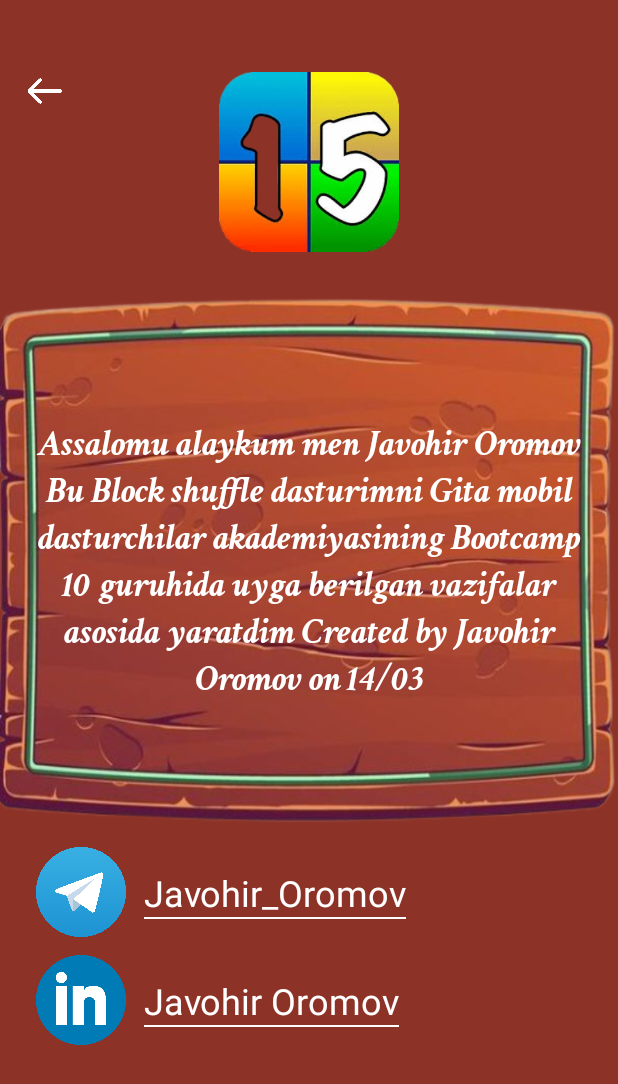
After one commit to JavohirOromov/BlockShuffle15, an Android app: the fragment InfoFragment placed in its activity, on a phone screen of 412 x 824 dp. The commit adds this screen. Shown: the top 1084 px of the screen. Run offline under Robolectric (Android 15) with nearby library versions, the phone set to English and light mode, and no system bars; libraries missing offline, so code that uses them is left out: dev.androidbroadcast.vbpd; 8 statements that could not run were skipped.

Commit message:
feat: info window added

```diff
--- a/app/src/main/java/com/example/blockshuffle15/dialogs/RestartDialog.kt
+++ b/app/src/main/java/com/example/blockshuffle15/dialogs/RestartDialog.kt
@@ -1,5 +1,4 @@
 package com.example.blockshuffle15.dialogs
-
 import android.content.Context
 import android.graphics.Color
 import android.graphics.drawable.ColorDrawable
--- a/app/src/main/java/com/example/blockshuffle15/dialogs/SettingsDialog.kt
+++ b/app/src/main/java/com/example/blockshuffle15/dialogs/SettingsDialog.kt
@@ -62,4 +62,5 @@ class SettingsDialog(context: Context): AlertDialog(context) {
     private fun currentMusicState(): Boolean {
         return binding.switchMusic.isChecked
     }
+
 }
--- /dev/null
+++ b/app/src/main/java/com/example/blockshuffle15/screens/InfoFragment.kt
@@ -0,0 +1,41 @@
+package com.example.blockshuffle15.screens
+
+import android.content.Intent
+import android.net.Uri
+import android.os.Bundle
+import android.view.View
+import androidx.fragment.app.Fragment
+import com.example.blockshuffle15.R
+import com.example.blockshuffle15.databinding.FragmentInfoBinding
+import dev.androidbroadcast.vbpd.viewBinding
+
+class InfoFragment: Fragment(R.layout.fragment_info) {
+    private val binding:FragmentInfoBinding by viewBinding(FragmentInfoBinding::bind)
+
+    override fun onViewCreated(view: View, savedInstanceState: Bundle?) {
+        super.onViewCreated(view, savedInstanceState)
+
+        binding.back.setOnClickListener {
+            requireActivity().supportFragmentManager.popBackStack()
+        }
+        binding.linkedinText.setOnClickListener {
+            val profileUsername = "javohir-oromov-812aab317" // LinkedIn username
+            val linkedInAppUri = Uri.parse("linkedin://in/$profileUsername") // Ilova uchun deep link
+            val linkedInWebUri = Uri.parse("https://www.linkedin.com/in/$profileUsername") // Brauzer uchun
+
+            val intent = Intent(Intent.ACTION_VIEW, linkedInAppUri)
+            intent.setPackage("com.linkedin.android") // Ilovada ochishga harakat qiladi
+
+            try {
+                startActivity(intent) // LinkedIn ilovasida ochiladi
+            } catch (e: Exception) {
+                startActivity(Intent(Intent.ACTION_VIEW, linkedInWebUri)) // Brauzerda ochiladi
+            }
+        }
+
+        binding.telegramText.setOnClickListener {
+            val intent = Intent(Intent.ACTION_VIEW, Uri.parse("https://t.me/Javohir_Oromov"))
+             startActivity(intent)
+        }
+    }
+}
--- a/app/src/main/java/com/example/blockshuffle15/screens/MenuFragment.kt
+++ b/app/src/main/java/com/example/blockshuffle15/screens/MenuFragment.kt
@@ -20,5 +20,8 @@ class MenuFragment: Fragment(R.layout.fragment_menu) {
         binding.recordBtn.setOnClickListener {
             replaceFragment(RecordFragment())
         }
+        binding.InfoBtn.setOnClickListener {
+            replaceFragment(InfoFragment())
+        }
     }
 }
--- a/app/src/main/res/layout/fragment_info.xml
+++ b/app/src/main/res/layout/fragment_info.xml
@@ -1,8 +1,140 @@
 <?xml version="1.0" encoding="utf-8"?>
 <androidx.constraintlayout.widget.ConstraintLayout xmlns:android="http://schemas.android.com/apk/res/android"
     android:layout_width="match_parent"
-    android:layout_height="match_parent">
+    android:layout_height="match_parent"
+    xmlns:app="http://schemas.android.com/apk/res-auto"
+    android:background="#8D3226"
+    >
 
+    <Space
+        android:id="@+id/st"
+        android:layout_width="match_parent"
+        android:layout_height="36dp"
+        app:layout_constraintTop_toTopOf="parent"
+        />
+    <ImageView
+        android:id="@+id/img"
+        android:layout_width="wrap_content"
+        android:layout_height="120dp"
+        android:src="@drawable/info_img"
+        app:layout_constraintLeft_toLeftOf="parent"
+        app:layout_constraintRight_toRightOf="parent"
+        app:layout_constraintTop_toBottomOf="@id/st"
+        android:layout_marginTop="12dp"
+        />
 
+    <ImageView
+        android:id="@+id/back"
+        android:layout_width="36dp"
+        android:layout_height="25dp"
+        android:layout_margin="12dp"
+        android:src="@drawable/back"
+        app:layout_constraintLeft_toLeftOf="parent"
+        app:layout_constraintTop_toBottomOf="@id/st"
+        app:tint="@color/white"
+        android:background="?attr/selectableItemBackground"
+        />
+    <TextView
+        android:id="@+id/fon"
+        android:layout_width="wrap_content"
+        android:layout_height="350dp"
+        android:text="Assalomu alaykum men Javohir Oromov Bu Block shuffle dasturimni Gita mobil dasturchilar akademiyasining Bootcamp 10 guruhida uyga berilgan vazifalar asosida yaratdim Created by Javohir Oromov on 14/03"
+        app:layout_constraintTop_toBottomOf="@id/img"
+        app:layout_constraintLeft_toLeftOf="parent"
+        app:layout_constraintRight_toRightOf="parent"
+        app:layout_constraintBottom_toBottomOf="parent"
+        app:layout_constraintVertical_bias="0.1"
+        android:textSize="24sp"
+        android:fontFamily="@font/font1"
+        android:background="@drawable/orqa_img"
+        android:gravity="center"
+        android:paddingHorizontal="24dp"
+        android:textColor="@color/white"
+        />
 
+    <ImageView
+        android:id="@+id/telegram"
+        android:layout_width="60dp"
+        android:layout_height="60dp"
+        android:src="@drawable/telegram_img"
+        app:layout_constraintTop_toBottomOf="@id/fon"
+        app:layout_constraintLeft_toLeftOf="parent"
+        android:layout_marginStart="24dp"
+        android:layout_marginTop="16dp"
+        />
+    <TextView
+        android:id="@+id/telegramText"
+        android:layout_width="wrap_content"
+        android:layout_height="wrap_content"
+        android:text="Javohir_Oromov"
+        android:textSize="24sp"
+        app:layout_constraintTop_toTopOf="@id/telegram"
+        app:layout_constraintBottom_toBottomOf="@id/telegram"
+        app:layout_constraintLeft_toRightOf="@id/telegram"
+        android:textColor="@color/white"
+        android:layout_marginStart="12dp"
+        android:background="?attr/selectableItemBackgroundBorderless"
+        />
+    <View
+        android:layout_width="0dp"
+        android:layout_height="1dp"
+        android:background="@color/white"
+        app:layout_constraintLeft_toLeftOf="@id/telegramText"
+        app:layout_constraintRight_toRightOf="@id/telegramText"
+        app:layout_constraintTop_toBottomOf="@id/telegramText"
+        />
+
+    <ImageView
+        android:id="@+id/linkedin"
+        android:layout_width="60dp"
+        android:layout_height="60dp"
+        android:src="@drawable/linkedin_img"
+        app:layout_constraintTop_toBottomOf="@id/telegram"
+        app:layout_constraintLeft_toLeftOf="@id/telegram"
+        app:layout_constraintRight_toRightOf="@id/telegram"
+        android:layout_marginTop="12dp"
+        />
+    <TextView
+        android:id="@+id/linkedinText"
+        android:layout_width="wrap_content"
+        android:layout_height="wrap_content"
+        android:text="Javohir Oromov"
+        app:layout_constraintTop_toTopOf="@id/linkedin"
+        app:layout_constraintBottom_toBottomOf="@id/linkedin"
+        app:layout_constraintLeft_toRightOf="@id/linkedin"
+        android:layout_marginStart="12dp"
+        android:textSize="24sp"
+        android:textColor="@color/white"
+        android:background="?attr/selectableItemBackgroundBorderless"
+        />
+    <View
+        android:layout_width="0dp"
+        android:layout_height="1dp"
+        android:background="@color/white"
+        app:layout_constraintLeft_toLeftOf="@id/linkedinText"
+        app:layout_constraintRight_toRightOf="@id/linkedinText"
+        app:layout_constraintTop_toBottomOf="@id/linkedinText"
+        />
+
+<!--    <ImageView-->
+<!--        android:id="@+id/git"-->
+<!--        android:layout_width="60dp"-->
+<!--        android:layout_height="60dp"-->
+<!--        android:src="@drawable/github_img"-->
+<!--        app:layout_constraintTop_toBottomOf="@id/linkedin"-->
+<!--        app:layout_constraintLeft_toLeftOf="@id/linkedin"-->
+<!--        app:layout_constraintRight_toRightOf="@id/linkedin"-->
+<!--        android:layout_marginTop="12dp"-->
+<!--        />-->
+<!--    <TextView-->
+<!--        android:layout_width="wrap_content"-->
+<!--        android:layout_height="wrap_content"-->
+<!--        android:text="JavohirOromov"-->
+<!--        android:textSize="24sp"-->
+<!--        android:textColor="@color/white"-->
+<!--        app:layout_constraintTop_toTopOf="@id/git"-->
+<!--        app:layout_constraintBottom_toBottomOf="@id/git"-->
+<!--        app:layout_constraintLeft_toRightOf="@id/git"-->
+<!--        android:layout_marginStart="12dp"-->
+<!--        />-->
 </androidx.constraintlayout.widget.ConstraintLayout>
--- a/app/src/main/res/layout/fragment_menu.xml
+++ b/app/src/main/res/layout/fragment_menu.xml
@@ -42,7 +42,7 @@
         />
 
     <androidx.appcompat.widget.AppCompatButton
-        android:id="@+id/settingsBtn"
+        android:id="@+id/InfoBtn"
         android:layout_width="180dp"
         android:layout_height="60dp"
         android:background="@drawable/button_s"
@@ -68,9 +68,9 @@
         android:fontFamily="@font/font1"
         android:gravity="center"
         android:paddingBottom="3dp"
-        app:layout_constraintTop_toBottomOf="@id/settingsBtn"
-        app:layout_constraintLeft_toLeftOf="@id/settingsBtn"
-        app:layout_constraintRight_toRightOf="@id/settingsBtn"
+        app:layout_constraintTop_toBottomOf="@id/InfoBtn"
+        app:layout_constraintLeft_toLeftOf="@id/InfoBtn"
+        app:layout_constraintRight_toRightOf="@id/InfoBtn"
         android:layout_marginVertical="12dp"
         android:textSize="16sp"
         />
```
Also changed, not shown: app/src/main/res/drawable/back.png (added), app/src/main/res/drawable/github_img.png (added), app/src/main/res/drawable/info_img.png (added), app/src/main/res/drawable/linkedin_img.webp (added), app/src/main/res/drawable/telegram_img.webp (added).
